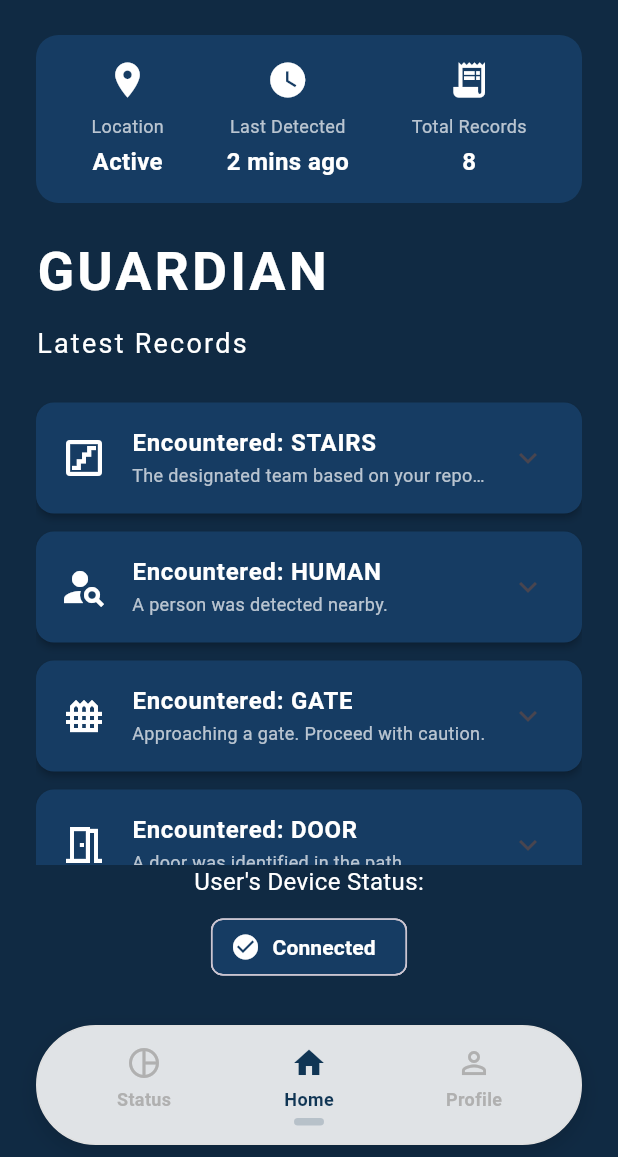
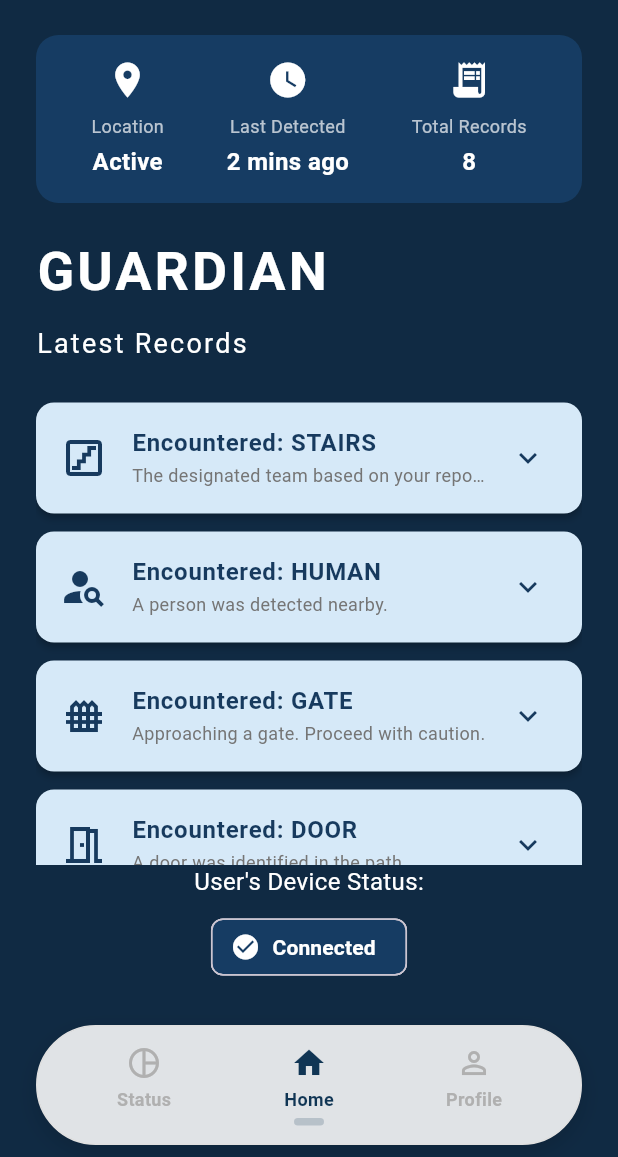
Before and after one commit to luis-guico/tanaw_app, a Flutter app: the GuardianHomeScreen screen opened directly, on a phone screen of 412 x 824 dp, the part 79-1236 px from its top. Run offline on Flutter 3.47's test engine with Material 3 defaults, Android fonts, the light colour scheme and no system bars; our stand-ins replace flutter_tts, fluttertoast, font_awesome_flutter, image_picker, shared_preferences, smooth_page_indicator; accounts and stored records are empty.

Commit message:
doti done done

```diff
--- a/lib/screens/guardian_home_screen.dart
+++ b/lib/screens/guardian_home_screen.dart
@@ -20,6 +20,7 @@ class GuardianHomeScreenState extends State<GuardianHomeScreen>
   late AnimationController _animationController;
   final FlutterTts _flutterTts = FlutterTts();
   int _selectedIndex = 1;
+  int? _expandedIndex;
 
   void _onItemTapped(int index) {
     if (index == _selectedIndex) return;
@@ -220,19 +221,32 @@ class GuardianHomeScreenState extends State<GuardianHomeScreen>
       itemCount: _records.length,
       itemBuilder: (context, index) {
         final record = _records[index];
+        final isExpanded = _expandedIndex == index;
+
+        final Color cardColor =
+            isExpanded ? Colors.white : const Color(0xFFD6E9F8);
+        final Color textColor = const Color(0xFF173A5E);
+        final Color subtitleColor = Colors.grey.shade600;
 
         return Card(
           elevation: 2,
           margin: const EdgeInsets.symmetric(vertical: 6),
-          color: const Color(0xFF163C63),
+          color: cardColor,
           shape:
               RoundedRectangleBorder(borderRadius: BorderRadius.circular(12)),
           child: ExpansionTile(
-            leading: Icon(record['icon'], color: Colors.white, size: 32),
+            key: ValueKey(index),
+            initiallyExpanded: isExpanded,
+            onExpansionChanged: (expanded) {
+              setState(() {
+                _expandedIndex = expanded ? index : null;
+              });
+            },
+            leading: Icon(record['icon'], color: textColor, size: 32),
             title: Text(
               'Encountered: ${record['type']}',
-              style: const TextStyle(
-                color: Colors.white,
+              style: TextStyle(
+                color: textColor,
                 fontWeight: FontWeight.bold,
               ),
             ),
@@ -240,30 +254,31 @@ class GuardianHomeScreenState extends State<GuardianHomeScreen>
               record['message'],
               maxLines: 1,
               overflow: TextOverflow.ellipsis,
-              style: const TextStyle(fontSize: 12, color: Colors.white70),
+              style: TextStyle(fontSize: 12, color: subtitleColor),
             ),
+            trailing: Icon(Icons.expand_more, color: textColor),
             children: [
               Padding(
-                padding:
-                    const EdgeInsets.symmetric(horizontal: 16.0, vertical: 12.0),
+                padding: const EdgeInsets.symmetric(
+                    horizontal: 16.0, vertical: 12.0),
                 child: Column(
                   crossAxisAlignment: CrossAxisAlignment.start,
                   children: [
                     Text(
                       record['message'],
-                      style: const TextStyle(color: Colors.white),
+                      style: TextStyle(color: textColor),
                     ),
                     const SizedBox(height: 8),
                     Row(
                       children: [
-                        const Icon(Icons.location_on_outlined,
-                            size: 14, color: Colors.white70),
+                        Icon(Icons.location_on_outlined,
+                            size: 14, color: subtitleColor),
                         const SizedBox(width: 4),
                         Expanded(
                           child: Text(
                             record['location'],
-                            style: const TextStyle(
-                                color: Colors.white70,
+                            style: TextStyle(
+                                color: subtitleColor,
                                 fontStyle: FontStyle.italic),
                           ),
                         ),
@@ -272,12 +287,12 @@ class GuardianHomeScreenState extends State<GuardianHomeScreen>
                     const SizedBox(height: 4),
                     Row(
                       children: [
-                        const Icon(Icons.access_time_filled_outlined,
-                            size: 14, color: Colors.white70),
+                        Icon(Icons.access_time_filled_outlined,
+                            size: 14, color: subtitleColor),
                         const SizedBox(width: 4),
                         Text(
                           record['time'],
-                          style: const TextStyle(color: Colors.white70),
+                          style: TextStyle(color: subtitleColor),
                         ),
                       ],
                     ),
--- a/lib/screens/profile_screen.dart
+++ b/lib/screens/profile_screen.dart
@@ -213,7 +213,7 @@ class ProfileScreenState extends State<ProfileScreen> {
                   ),
                   child: Icon(
                     isEnabling
-                        ? Icons.shield_outlined
+                        ? Icons.family_restroom
                         : Icons.power_settings_new_rounded,
                     color: isEnabling ? accentColor : destructiveColor,
                     size: 40,
@@ -361,7 +361,7 @@ class ProfileScreenState extends State<ProfileScreen> {
             'Settings & More',
             [
               ListTile(
-                leading: const Icon(Icons.shield_outlined, color: Colors.white),
+                leading: const Icon(Icons.family_restroom, color: Colors.white),
                 title: const Text('Guardian Mode', style: TextStyle(color: Colors.white)),
                 trailing: Switch(
                   value: isGuardianMode,
--- a/lib/widgets/fade_page_transitions_builder.dart
+++ /dev/null
@@ -1,16 +0,0 @@
-import 'package:flutter/material.dart';
-
-class FadePageTransitionsBuilder extends PageTransitionsBuilder {
-  const FadePageTransitionsBuilder();
-
-  @override
-  Widget buildTransitions<T>(
-    PageRoute<T> route,
-    BuildContext context,
-    Animation<double> animation,
-    Animation<double> secondaryAnimation,
-    Widget child,
-  ) {
-    return FadeTransition(opacity: animation, child: child);
-  }
-}
```
Also changed, not shown: lib/main.dart (+1 -11 lines), lib/screens/language_settings_screen.dart (+19 -4 lines).
